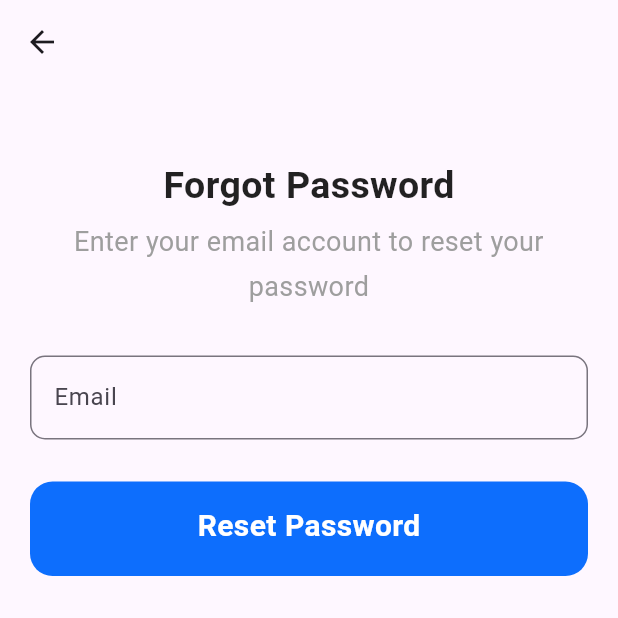
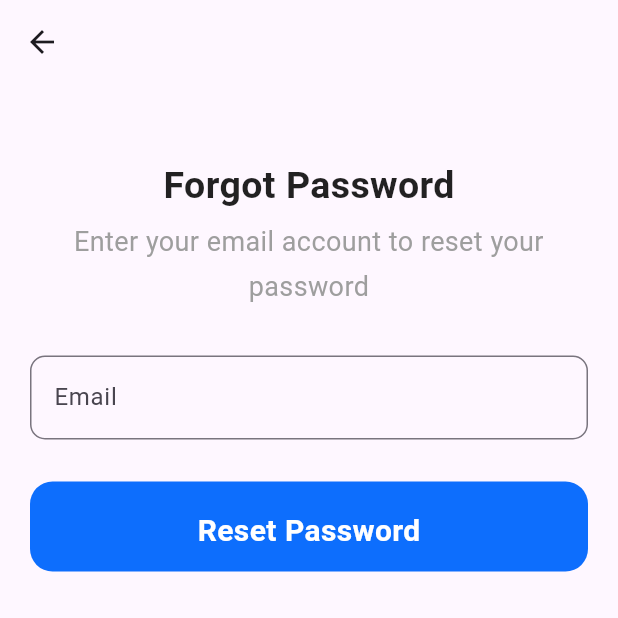
Before and after one commit to H-R-S/GuideWay, a Flutter app: the ForgotPasswordScreen screen opened by its route, on a phone screen of 412 x 824 dp, the top half of it. Run offline on Flutter 3.47's test engine with Material 2 defaults, Android fonts, the phone set to English and light mode, and no system bars; our stand-ins replace camera, google_fonts, google_maps_flutter, permission_handler, shared_preferences; accounts and stored records are empty.

Commit message:
Widget UI Updated | MyElevatedButton Widget

```diff
--- a/lib/view/widgets/button/my_elevated_button.dart
+++ b/lib/view/widgets/button/my_elevated_button.dart
@@ -12,16 +12,18 @@ class MyElevatedButton extends StatelessWidget {
     return InkWell(
         onTap: onTap,
         child: Container(
-          width: double.infinity,
-          padding: const EdgeInsets.symmetric(vertical: 15),
-          decoration: BoxDecoration(
-              borderRadius: BorderRadius.circular(15), color: primary),
-          child: Center(
+            height: 60,
+            width: double.infinity,
+            decoration: BoxDecoration(
+                borderRadius: BorderRadius.circular(15), color: primary),
+            child: Center(
+                child: Padding(
+              padding: const EdgeInsets.only(top: 10),
               child: Text(title,
                   style: const TextStyle(
                       color: Colors.white,
                       fontSize: 20,
-                      fontWeight: FontWeight.bold)))
-        ));
+                      fontWeight: FontWeight.bold)),
+            ))));
   }
 }
```
